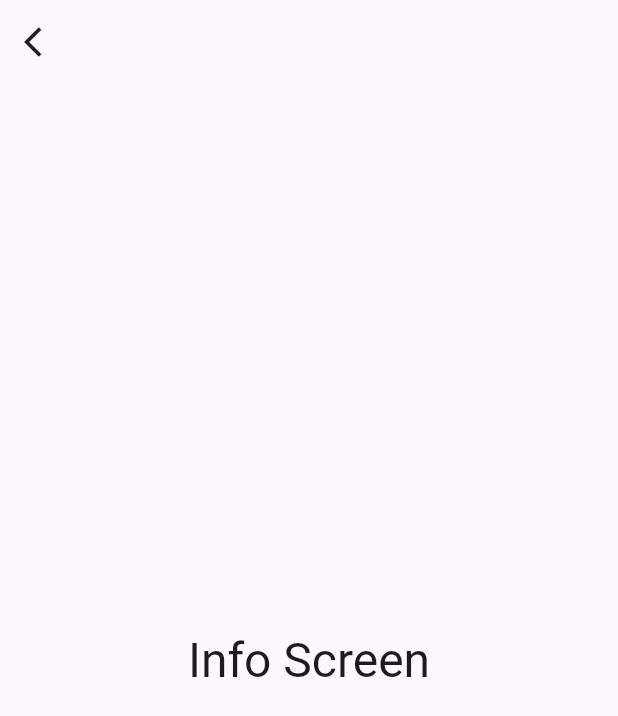
After one commit to alyfadhel/btm, a Flutter app: the screen it shows after launch, after a tap on the "pages" icon, on a phone screen of 412 x 824 dp. The commit adds this screen. Shown: the top 716 px of the screen. Run offline on Flutter 3.47's test engine with Material 3 defaults, Android fonts, the phone set to English and light mode, and no system bars; our stand-ins replace bloc, flutter_bloc.

Commit message:
bottom nav

```diff
--- a/lib/layout.dart
+++ b/lib/layout.dart
@@ -2,6 +2,7 @@ import 'package:flutter/material.dart';
 import 'package:flutter_bloc/flutter_bloc.dart';
 import 'package:review123/cubit/cubit.dart';
 import 'package:review123/cubit/state.dart';
+import 'package:review123/layout/info/info_screen.dart';
 
 class LayOutScreen extends StatelessWidget {
   const LayOutScreen({super.key});
@@ -29,10 +30,8 @@ class LayOutScreen extends StatelessWidget {
               child: Padding(
                 padding: const EdgeInsets.all(8.0),
                 child: Container(
-                  decoration: BoxDecoration(
-
-                    borderRadius: BorderRadius.circular(20.0)
-                  ),
+                  decoration:
+                      BoxDecoration(borderRadius: BorderRadius.circular(20.0)),
                   clipBehavior: Clip.antiAliasWithSaveLayer,
                   child: BottomNavigationBar(
                     items: cubit.items,
@@ -56,10 +55,22 @@ class LayOutScreen extends StatelessWidget {
               height: 80,
               width: 80,
               child: FloatingActionButton(
-                onPressed: () {},
+                onPressed: () {
+                  Navigator.push(
+                    context,
+                    MaterialPageRoute(
+                      builder: (context) => const InfoScreen(),
+                    ),
+                  );
+                },
                 backgroundColor: Colors.red,
                 shape: RoundedRectangleBorder(
                     borderRadius: BorderRadius.circular(40.0)),
+                child: const Icon(
+                  Icons.pages,
+                  color: Colors.white,
+                  size: 50,
+                ),
               ),
             ),
             body: cubit.screens[cubit.currentIndex],
--- /dev/null
+++ b/lib/layout/info/info_screen.dart
@@ -0,0 +1,27 @@
+import 'package:flutter/material.dart';
+
+class InfoScreen extends StatelessWidget {
+  const InfoScreen({super.key});
+
+  @override
+  Widget build(BuildContext context) {
+    return Scaffold(
+      appBar: AppBar(
+        leading: IconButton(
+          onPressed: () {
+            Navigator.pop(context);
+          },
+          icon: const Icon(
+            Icons.arrow_back_ios,
+          ),
+        ),
+      ),
+      body: Center(
+        child: Text(
+          'Info Screen',
+          style: Theme.of(context).textTheme.headlineLarge,
+        ),
+      ),
+    );
+  }
+}
```
